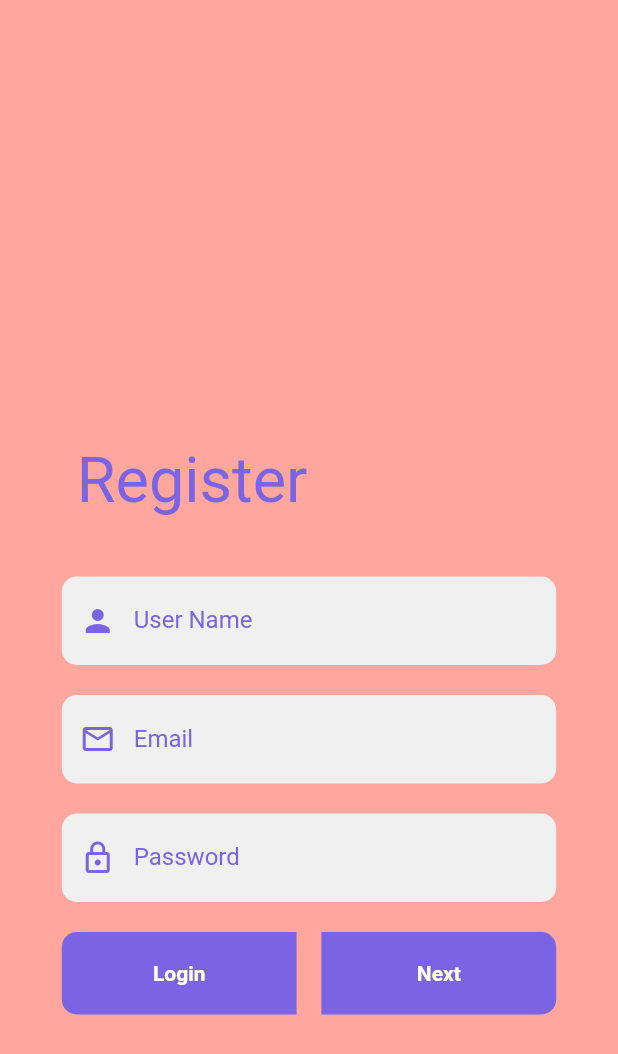
After one commit to rahulmokaria/meet_pet, a Flutter app: the SignUpPage screen opened directly, on a phone screen of 412 x 824 dp. The commit adds this screen. Shown: the top 1054 px of the screen. Run offline on Flutter 3.47's test engine with Material 2 defaults, Android fonts, the phone set to English and light mode, and no system bars; our stand-ins replace introduction_screen.

Commit message:
added register page UI

```diff
--- a/lib/main.dart
+++ b/lib/main.dart
@@ -25,7 +25,7 @@ class MyApp extends StatelessWidget {
         // or simply save your changes to "hot reload" in a Flutter IDE).
         // Notice that the counter didn't reset back to zero; the application
         // is not restarted.
-        primarySwatch: MaterialColor(0xff5e6472, color),
+        primarySwatch: MaterialColor(0xff7b64e3, color),
       ),
       // home: const MyHomePage(title: 'Flutter Demo Home Page'),
       home: LandingPage(),
--- /dev/null
+++ b/lib/screens/sign_up_page.dart
@@ -0,0 +1,344 @@
+import 'package:flutter/material.dart';
+
+import '../utils/colors.dart';
+import '../widgets/text_field_ui.dart';
+import 'login_page.dart';
+
+class SignUpPage extends StatefulWidget {
+  const SignUpPage({Key? key}) : super(key: key);
+
+  @override
+  State<SignUpPage> createState() => _SignUpPageState();
+}
+
+class _SignUpPageState extends State<SignUpPage> {
+  PageController page = PageController(initialPage: 0);
+  int pageIndex = 0;
+
+  final TextEditingController _passwordTextController = TextEditingController();
+  final TextEditingController _emailTextController = TextEditingController();
+  final TextEditingController _contactNumberTextController =
+      TextEditingController();
+  final TextEditingController _firstNameTextController =
+      TextEditingController();
+  final TextEditingController _lastNameTextController = TextEditingController();
+  final TextEditingController _userNameTextController = TextEditingController();
+  final TextEditingController _addressTextController = TextEditingController();
+  DateTime birthDate = DateTime.now();
+
+  Future<void> _selectDate(BuildContext context) async {
+    final DateTime? picked = await showDatePicker(
+        context: context,
+        initialDate: birthDate,
+        firstDate: DateTime(1950),
+        lastDate: DateTime.now());
+    if (picked != null && picked != birthDate) {
+      setState(() {
+        birthDate = picked;
+        print(birthDate);
+      });
+    }
+  }
+
+  signUpUser() {}
+
+  void openLoginPage() {
+    Navigator.of(context)
+        .push(MaterialPageRoute(builder: (_) => const LoginPage()));
+  }
+
+  Container navigationButtons(String but1, String but2) {
+    return Container(
+      decoration: BoxDecoration(borderRadius: BorderRadius.circular(20)),
+      child: Row(
+        mainAxisAlignment: MainAxisAlignment.spaceBetween,
+        crossAxisAlignment: CrossAxisAlignment.center,
+        children: [
+          Container(
+            width: MediaQuery.of(context).size.width * 0.38,
+            decoration: const BoxDecoration(
+              borderRadius: BorderRadius.only(
+                topLeft: Radius.circular(10),
+                bottomLeft: Radius.circular(10),
+              ),
+              color: primary,
+            ),
+            height: 55,
+            child: InkWell(
+              onTap: () {
+                (but1 == 'Login')
+                    ? Navigator.of(context).pushReplacement(
+                        MaterialPageRoute(builder: (_) => const LoginPage()))
+                    : page.animateToPage(--pageIndex,
+                        duration: const Duration(milliseconds: 400),
+                        curve: Curves.linearToEaseOut);
+              },
+              child: Center(
+                child: Text(
+                  but1,
+                  style: const TextStyle(
+                    color: white,
+                    fontWeight: FontWeight.bold,
+                  ),
+                ),
+              ),
+            ),
+          ),
+          Container(
+            width: MediaQuery.of(context).size.width * 0.38,
+            decoration: const BoxDecoration(
+              borderRadius: BorderRadius.only(
+                topRight: Radius.circular(10),
+                bottomRight: Radius.circular(10),
+              ),
+              color: primary,
+            ),
+            height: 55,
+            child: InkWell(
+              onTap: () {
+                (but1 == 'Register')
+                    ? signUpUser()
+                    : page.animateToPage(++pageIndex,
+                        duration: const Duration(milliseconds: 400),
+                        curve: Curves.linearToEaseOut);
+              },
+              child: Center(
+                child: Text(
+                  but2,
+                  style: const TextStyle(
+                    color: white,
+                    fontWeight: FontWeight.bold,
+                  ),
+                ),
+              ),
+            ),
+          )
+        ],
+      ),
+    );
+  }
+
+  @override
+  Widget build(BuildContext context) {
+    return Scaffold(
+      body: PageView(
+        controller: page,
+        scrollDirection: Axis.horizontal,
+        // pageSnapping: false,
+        children: [
+          Container(
+            padding: EdgeInsets.only(
+              right: MediaQuery.of(context).size.width * 0.1,
+              left: MediaQuery.of(context).size.width * 0.1,
+            ),
+            color: pink,
+            child: Column(
+              children: [
+                Flexible(
+                  child: Container(),
+                  flex: 2,
+                ),
+                Container(
+                  padding: const EdgeInsets.only(left: 10),
+                  alignment: Alignment.centerLeft,
+                  child: const Text(
+                    "Register",
+                    textScaleFactor: 3,
+                    style: TextStyle(
+                      color: primary,
+                    ),
+                  ),
+                ),
+                const SizedBox(
+                  height: 40,
+                ),
+                textFieldUi(
+                    'User Name', Icons.person, false, _userNameTextController),
+                const SizedBox(
+                  height: 20,
+                ),
+                textFieldUi(
+                    'Email', Icons.email_outlined, false, _emailTextController),
+                const SizedBox(
+                  height: 20,
+                ),
+                textFieldUi('Password', Icons.lock_outline, true,
+                    _passwordTextController),
+                const SizedBox(
+                  height: 20,
+                ),
+                navigationButtons('Login', 'Next'),
+                Flexible(
+                  child: Container(),
+                  flex: 1,
+                ),
+              ],
+            ),
+          ),
+          Container(
+            padding: const EdgeInsets.only(
+              right: 35,
+              left: 35,
+            ),
+            color: yellow,
+            child: Column(
+              children: [
+                Flexible(
+                  child: Container(),
+                  flex: 2,
+                ),
+                Container(
+                  padding: const EdgeInsets.only(left: 10),
+                  alignment: Alignment.centerLeft,
+                  child: const Text(
+                    "Register",
+                    textScaleFactor: 3,
+                    style: TextStyle(
+                      color: primary,
+                    ),
+                  ),
+                ),
+                const SizedBox(
+                  height: 40,
+                ),
+                textFieldUi('First Name', Icons.person, false,
+                    _firstNameTextController),
+                const SizedBox(
+                  height: 20,
+                ),
+                textFieldUi(
+                    'Last Name', Icons.person, false, _lastNameTextController),
+                const SizedBox(
+                  height: 20,
+                ),
+                Container(
+                  decoration: BoxDecoration(
+                    color: secondaryLight,
+                    borderRadius: BorderRadius.circular(10),
+                  ),
+                  padding: const EdgeInsets.fromLTRB(10, 20, 0, 20),
+                  child: InkWell(
+                    onTap: () => _selectDate(context),
+                    child: Row(
+                      children: [
+                        const Icon(
+                          Icons.calendar_month_outlined,
+                          color: primary,
+                        ),
+                        const SizedBox(
+                          width: 7,
+                        ),
+                        const Text(
+                          "Date Of Birth :",
+                          style: TextStyle(
+                            color: primary,
+                          ),
+                          textScaleFactor: 1.2,
+                        ),
+                        const SizedBox(
+                          width: 20,
+                        ),
+                        Text(
+                          "${birthDate.day} ${textMonth(birthDate.month)} ${birthDate.year}",
+                          style: const TextStyle(
+                            color: primary,
+                          ),
+                        )
+                      ],
+                    ),
+                  ),
+                ),
+                const SizedBox(
+                  height: 20,
+                ),
+                navigationButtons('Prev', 'Next'),
+                Flexible(
+                  child: Container(),
+                  flex: 1,
+                ),
+              ],
+            ),
+          ),
+          Container(
+            padding: const EdgeInsets.only(
+              right: 35,
+              left: 35,
+            ),
+            color: blue,
+            child: Column(
+              children: [
+                Flexible(
+                  child: Container(),
+                  flex: 2,
+                ),
+                Container(
+                  padding: const EdgeInsets.only(left: 10),
+                  alignment: Alignment.centerLeft,
+                  child: const Text(
+                    "Register",
+                    textScaleFactor: 3,
+                    style: TextStyle(
+                      color: primary,
+                    ),
+                  ),
+                ),
+                const SizedBox(
+                  height: 40,
+                ),
+                textFieldUi(
+                    'User Name', Icons.person, false, _userNameTextController),
+                const SizedBox(
+                  height: 20,
+                ),
+                textFieldUi(
+                    'Email', Icons.email_outlined, false, _emailTextController),
+                const SizedBox(
+                  height: 20,
+                ),
+                textFieldUi('Password', Icons.lock_outline, true,
+                    _passwordTextController),
+                const SizedBox(
+                  height: 20,
+                ),
+                navigationButtons("Prev", "Register"),
+                Flexible(
+                  child: Container(),
+                  flex: 1,
+                ),
+              ],
+            ),
+          ),
+        ],
+      ),
+    );
+  }
+}
+
+textMonth(num month) {
+  switch (month) {
+    case 1:
+      return "January";
+    case 2:
+      return "February";
+    case 3:
+      return "March";
+    case 4:
+      return "April";
+    case 5:
+      return "May";
+    case 6:
+      return "June";
+    case 7:
+      return "July";
+    case 8:
+      return "August";
+    case 9:
+      return "September";
+    case 10:
+      return "October";
+    case 11:
+      return "November";
+    case 12:
+      return "December";
+  }
+}
--- a/lib/utils/colors.dart
+++ b/lib/utils/colors.dart
@@ -1,6 +1,6 @@
 import 'package:flutter/material.dart';
 
-Color primary = const Color(0xff5e6472);
+const Color primary = Color.fromRGBO(123, 100, 227, 1);
 const Color secondary = Color(0xffffffff);
 const Color secondaryLight = Color(0xfff0f0f0);
 
--- a/pubspec.yaml
+++ b/pubspec.yaml
@@ -73,6 +73,7 @@ flutter:
   #   - images/a_dot_ham.jpeg
   assets:
     - assets/landing_page/
+    - assets/images/
   # An image asset can refer to one or more resolution-specific "variants", see
   # https://flutter.dev/assets-and-images/#resolution-aware
 
```
